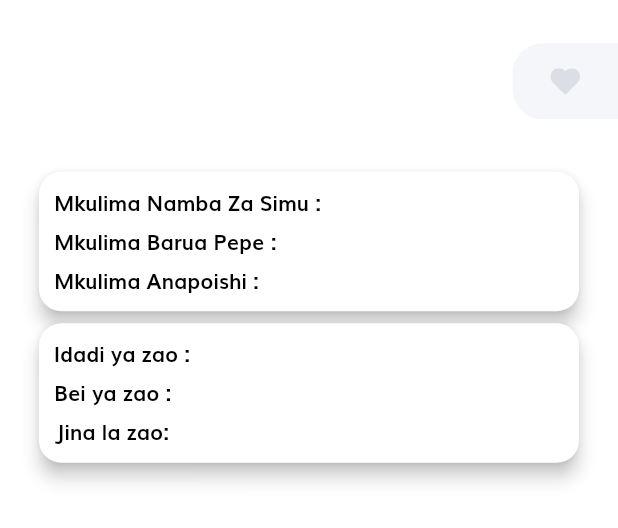
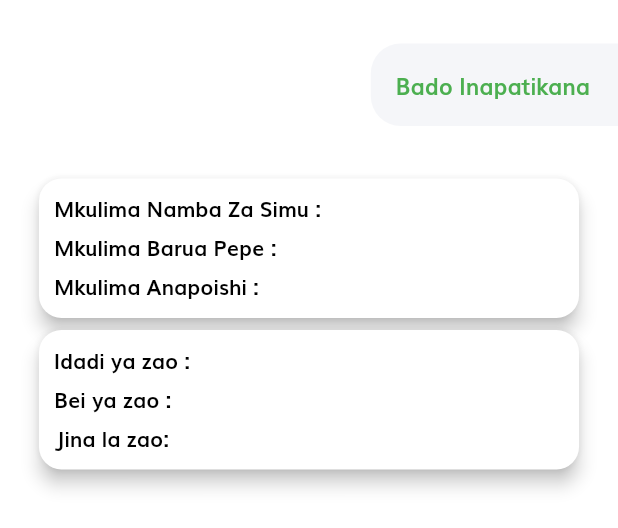
Before and after one commit to COSTANTINOH/MkulimaApp, a Flutter app: the ProductDescription widget shown alone on an empty page, opened directly with empty values, on a phone screen of 412 x 824 dp. Shown: the top 528 px of the screen. Run offline on Flutter 3.47's test engine with Material 2 defaults, Android fonts, the light colour scheme and no system bars; our stand-ins replace flutter_staggered_animations, flutter_svg, fluttertoast, shared_preferences; accounts and stored records are empty; network calls fail.

Commit message:
minor changes

```diff
--- a/lib/screens/details/components/product_description.dart
+++ b/lib/screens/details/components/product_description.dart
@@ -32,7 +32,7 @@ class ProductDescription extends StatelessWidget {
           alignment: Alignment.centerRight,
           child: Container(
               padding: EdgeInsets.all(getProportionateScreenWidth(15)),
-            width: getProportionateScreenWidth(64),
+              width: getProportionateScreenWidth(150),
               decoration: BoxDecoration(
                 color: Color(0xFFF5F6F9),
                 borderRadius: BorderRadius.only(
@@ -40,11 +40,19 @@ class ProductDescription extends StatelessWidget {
                   bottomLeft: Radius.circular(20),
                 ),
               ),
-            child: SvgPicture.asset(
-              "assets/icons/Heart Icon_2.svg",
-              color: Color(0xFFDBDEE4),
-              height: getProportionateScreenWidth(16),
+              child: Text(
+                "Bado Inapatikana",
+                style: TextStyle(
+                  color: Colors.green,
+                  fontWeight: FontWeight.bold,
+                  fontSize: 15.0,
                 ),
+              )
+              // SvgPicture.asset(
+              //   "assets/icons/Heart Icon_2.svg",
+              //   color: Color(0xFFDBDEE4),
+              //   height: getProportionateScreenWidth(16),
+              // ),
               ),
         ),
         Padding(
--- a/lib/screens/home/components/promoted_product.dart
+++ b/lib/screens/home/components/promoted_product.dart
@@ -39,7 +39,7 @@ class PromotedProducts extends StatelessWidget {
       children: [
         Padding(
           padding: EdgeInsets.symmetric(horizontal: getProportionateScreenWidth(20)),
-          child: SectionTitle(title: "Promoted Products", press: () {}),
+          child: SectionTitle(title: "Mazao Pendekezwa", press: () {}),
         ),
         SizedBox(height: getProportionateScreenWidth(20)),
         Container(
@@ -62,6 +62,7 @@ class PromotedProducts extends StatelessWidget {
                 return ListView.builder(
                   scrollDirection: Axis.horizontal,
                   itemCount: snapshot.data.length,
+                  physics: BouncingScrollPhysics(),
                   itemBuilder: (_, index) {
                     // return Text("${snapshot.data[index].id}");
                     return Padding(
```
Also changed, not shown: lib/screens/home/components/popular_product.dart (+5 -2 lines). Lines whose indentation alone changed are shown as unchanged.
